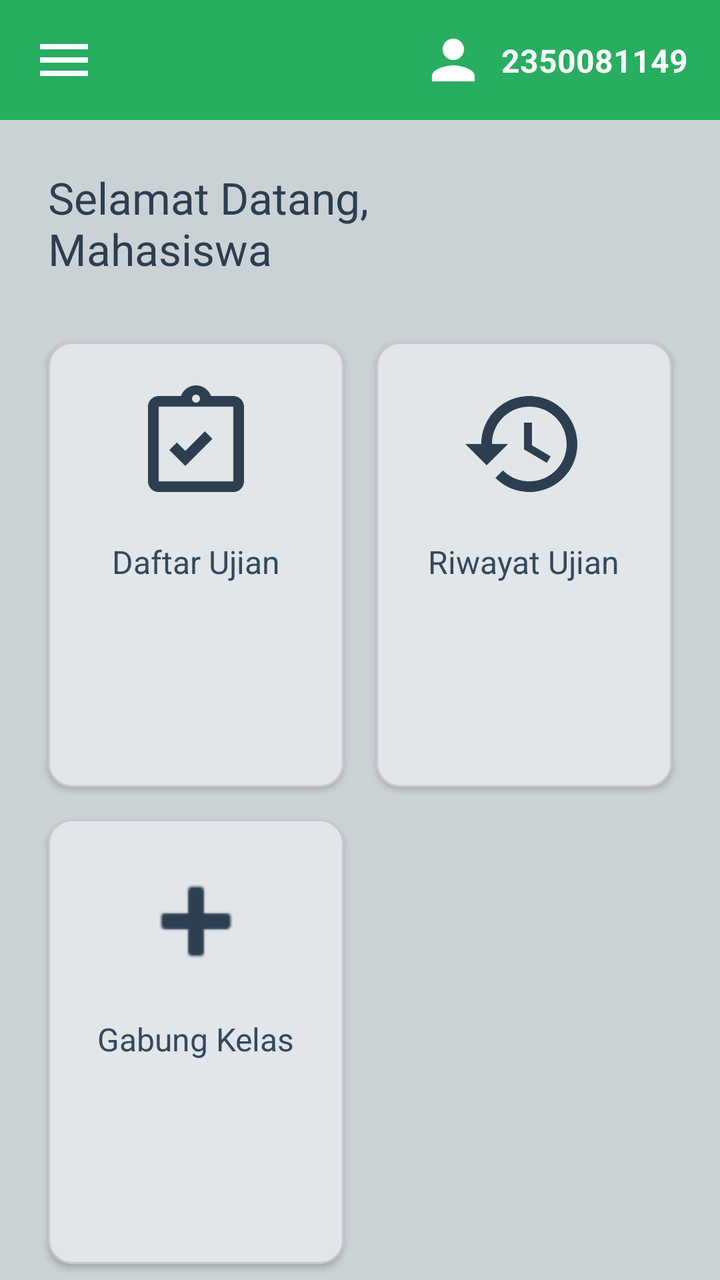
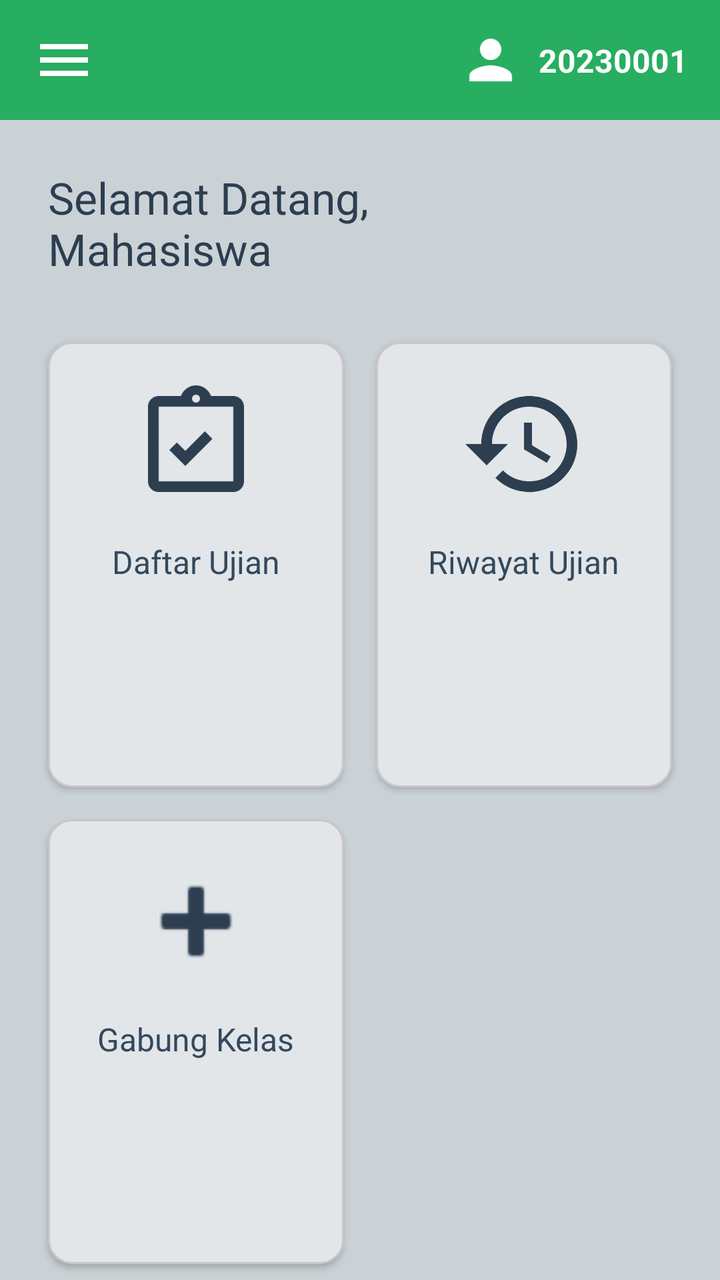

The first picture is an Android layout as it rendered before a commit; the second is the same layout after the commit. The layout source and the unified diff follow.
<!-- AndroidManifest.xml: application theme Theme.IFUnjaniExam -->
<!-- res/layout/activity_dashboard_mahasiswa.xml -->
<?xml version="1.0" encoding="utf-8"?>
<androidx.constraintlayout.widget.ConstraintLayout xmlns:android="http://schemas.android.com/apk/res/android"
    xmlns:app="http://schemas.android.com/apk/res-auto"
    xmlns:tools="http://schemas.android.com/tools"
    android:layout_width="match_parent"
    android:layout_height="match_parent"
    android:background="#cbd2d6"
    tools:context=".MahasiswaDashboardActivity">

    
    <androidx.constraintlayout.widget.ConstraintLayout
        android:id="@+id/topBar"
        android:layout_width="match_parent"
        android:layout_height="60dp"
        android:background="#27ae60"
        app:layout_constraintTop_toTopOf="parent">

        <ImageView
            android:id="@+id/ivMenu"
            android:layout_width="32dp"
            android:layout_height="32dp"
            android:layout_marginStart="16dp"
            android:src="@drawable/ic_menu"
            app:layout_constraintBottom_toBottomOf="parent"
            app:layout_constraintStart_toStartOf="parent"
            app:layout_constraintTop_toTopOf="parent"
            android:contentDescription="Menu" />

        <TextView
            android:id="@+id/tvNimHeader"
            android:layout_width="wrap_content"
            android:layout_height="wrap_content"
            android:layout_marginEnd="16dp"
            android:text="2350081149"
            android:textColor="@android:color/white"
            android:textSize="16sp"
            android:textStyle="bold"
            app:layout_constraintBottom_toBottomOf="parent"
            app:layout_constraintEnd_toEndOf="parent"
            app:layout_constraintTop_toTopOf="parent" />

        <ImageView
            android:id="@+id/ivPerson"
            android:layout_width="32dp"
            android:layout_height="32dp"
            android:layout_marginEnd="8dp"
            android:background="@drawable/ic_person"
            app:layout_constraintBottom_toBottomOf="parent"
            app:layout_constraintEnd_toStartOf="@+id/tvNimHeader"
            app:layout_constraintTop_toTopOf="parent"
            android:contentDescription="Profile" />
    </androidx.constraintlayout.widget.ConstraintLayout>

    
    <TextView
        android:id="@+id/tvWelcome"
        android:layout_width="0dp"
        android:layout_height="wrap_content"
        android:layout_margin="24dp"
        android:text="Selamat Datang,\nMahasiswa"
        android:textColor="#2c3e50"
        android:textSize="22sp"
        android:textStyle="normal"
        app:layout_constraintEnd_toEndOf="parent"
        app:layout_constraintStart_toStartOf="parent"
        app:layout_constraintTop_toBottomOf="@+id/topBar" />

    
    <GridLayout
        android:layout_width="match_parent"
        android:layout_height="0dp"
        android:layout_marginHorizontal="16dp"
        android:layout_marginTop="24dp"
        android:columnCount="2"
        android:rowCount="3"
        app:layout_constraintBottom_toBottomOf="parent"
        app:layout_constraintTop_toBottomOf="@+id/tvWelcome">

        
        <com.google.android.material.card.MaterialCardView
            android:id="@+id/cardDaftarUjian"
            android:layout_width="0dp"
            android:layout_height="wrap_content"
            android:layout_rowWeight="1"
            android:layout_columnWeight="1"
            android:layout_margin="8dp"
            app:cardBackgroundColor="#e2e6e9"
            app:cardCornerRadius="12dp"
            app:cardElevation="2dp">

            <LinearLayout
                android:layout_width="match_parent"
                android:layout_height="140dp"
                android:gravity="center"
                android:orientation="vertical"
                android:padding="16dp">

                <ImageView
                    android:layout_width="64dp"
                    android:layout_height="64dp"
                    android:src="@drawable/ic_assignment" />

                <TextView
                    android:layout_width="wrap_content"
                    android:layout_height="wrap_content"
                    android:layout_marginTop="16dp"
                    android:text="Daftar Ujian"
                    android:textColor="#34495e"
                    android:textSize="16sp" />
            </LinearLayout>
        </com.google.android.material.card.MaterialCardView>

        
        <com.google.android.material.card.MaterialCardView
            android:id="@+id/cardRiwayatUjian"
            android:layout_width="0dp"
            android:layout_height="wrap_content"
            android:layout_rowWeight="1"
            android:layout_columnWeight="1"
            android:layout_margin="8dp"
            app:cardBackgroundColor="#e2e6e9"
            app:cardCornerRadius="12dp"
            app:cardElevation="2dp">

            <LinearLayout
                android:layout_width="match_parent"
                android:layout_height="140dp"
                android:gravity="center"
                android:orientation="vertical"
                android:padding="16dp">

                <ImageView
                    android:layout_width="64dp"
                    android:layout_height="64dp"
                    android:src="@drawable/ic_history" />

                <TextView
                    android:layout_width="wrap_content"
                    android:layout_height="wrap_content"
                    android:layout_marginTop="16dp"
                    android:text="Riwayat Ujian"
                    android:textColor="#34495e"
                    android:textSize="16sp" />
            </LinearLayout>
        </com.google.android.material.card.MaterialCardView>

        
        <com.google.android.material.card.MaterialCardView
            android:id="@+id/cardGabungKelas"
            android:layout_width="0dp"
            android:layout_height="wrap_content"
            android:layout_rowWeight="1"
            android:layout_columnWeight="1"
            android:layout_margin="8dp"
            app:cardBackgroundColor="#e2e6e9"
            app:cardCornerRadius="12dp"
            app:cardElevation="2dp">

            <LinearLayout
                android:layout_width="match_parent"
                android:layout_height="140dp"
                android:gravity="center"
                android:orientation="vertical"
                android:padding="16dp">

                <ImageView
                    android:layout_width="64dp"
                    android:layout_height="64dp"
                    android:src="@android:drawable/ic_input_add"
                    app:tint="#2c3e50" />

                <TextView
                    android:layout_width="wrap_content"
                    android:layout_height="wrap_content"
                    android:layout_marginTop="16dp"
                    android:text="Gabung Kelas"
                    android:textColor="#34495e"
                    android:textSize="16sp" />
            </LinearLayout>
        </com.google.android.material.card.MaterialCardView>

    </GridLayout>

</androidx.constraintlayout.widget.ConstraintLayout>
<!-- resources referenced by this layout -->
<resources>
  <!-- drawable ic_assignment (drawable) -->
  <vector xmlns:android="http://schemas.android.com/apk/res/android"
      android:width="48dp"
      android:height="48dp"
      android:viewportWidth="24"
      android:viewportHeight="24"
      android:tint="#2c3e50">
    <path
        android:fillColor="#FF000000"
        android:pathData="M19,3h-4.18C14.4,1.84 13.3,1 12,1S9.6,1.84 9.18,3H5C3.9,3 3,3.9 3,5v14c0,1.1 0.9,2 2,2h14c1.1,0 2,-0.9 2,-2V5C21,3.9 20.1,3 19,3zM12,2.75c0.41,0 0.75,0.34 0.75,0.75S12.41,4.25 12,4.25s-0.75,-0.34 -0.75,-0.75S11.59,2.75 12,2.75zM19,19H5V5h14V19zM15.08,11.03l-1.41,-1.41l-3.67,3.67l-1.58,-1.58l-1.42,1.41l3,3L15.08,11.03z"/>
  </vector>
  <!-- drawable ic_history (drawable) -->
  <vector xmlns:android="http://schemas.android.com/apk/res/android"
      android:width="48dp"
      android:height="48dp"
      android:viewportWidth="24"
      android:viewportHeight="24"
      android:tint="#2c3e50">
    <path
        android:fillColor="#FF000000"
        android:pathData="M13,3c-4.97,0 -9,4.03 -9,9H1l3.89,3.89l0.07,0.14L9,12H6c0,-3.87 3.13,-7 7,-7s7,3.13 7,7s-3.13,7 -7,7c-1.93,0 -3.68,-0.79 -4.94,-2.06l-1.42,1.42C8.27,19.99 10.51,21 13,21c4.97,0 9,-4.03 9,-9S17.97,3 13,3zm-1,5v5l4.28,2.54l0.72,-1.21l-3.5,-2.08V8H12z"/>
  </vector>
  <!-- drawable ic_menu (drawable) -->
  <vector xmlns:android="http://schemas.android.com/apk/res/android"
      android:width="24dp"
      android:height="24dp"
      android:viewportWidth="24"
      android:viewportHeight="24"
      android:tint="#FFFFFF">
    <path
        android:fillColor="#FF000000"
        android:pathData="M3,18h18v-2H3v2zm0,-5h18v-2H3v2zm0,-7v2h18V6H3z"/>
  </vector>
  <!-- drawable ic_person (drawable) -->
  <vector xmlns:android="http://schemas.android.com/apk/res/android"
      android:width="24dp"
      android:height="24dp"
      android:viewportWidth="24"
      android:viewportHeight="24"
      android:tint="#FFFFFF">
    <path
        android:fillColor="#FF000000"
        android:pathData="M12,12c2.21,0 4,-1.79 4,-4s-1.79,-4 -4,-4 -4,1.79 -4,4 1.79,4 4,4zm0,2c-2.67,0 -8,1.34 -8,4v2h16v-2c0,-2.66 -5.33,-4 -8,-4z"/>
  </vector>
  <style name="Theme.IFUnjaniExam" parent="Base.Theme.IFUnjaniExam" />
  <style name="Base.Theme.IFUnjaniExam" parent="Theme.Material3.DayNight.NoActionBar">
          
          
      </style>
</resources>

<!-- the commit's change to res/layout/activity_dashboard_mahasiswa.xml (unified diff, before → after) -->
@@ -31,7 +31,7 @@
             android:layout_width="wrap_content"
             android:layout_height="wrap_content"
             android:layout_marginEnd="16dp"
-            android:text="2350081149"
+            android:text="20230001"
             android:textColor="@android:color/white"
             android:textSize="16sp"
             android:textStyle="bold"
